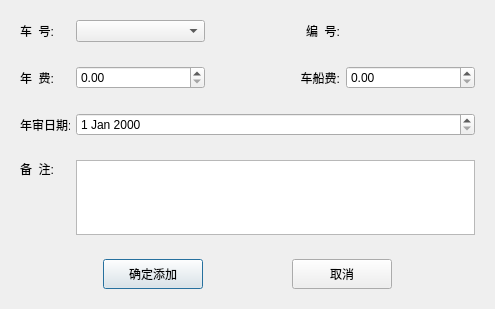
The window that ui/dialog/car/carannualdialog.ui (longcp/CarRentalManagement) describes before a commit, drawn with Qt 5.
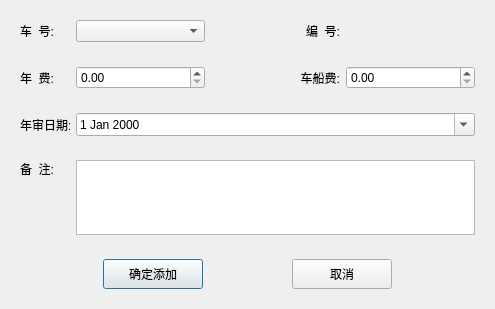
The same window after the commit.

```diff
--- a/ui/dialog/car/carannualdialog.ui
+++ b/ui/dialog/car/carannualdialog.ui
@@ -134,7 +134,11 @@
        </widget>
       </item>
       <item>
-       <widget class="QDateEdit" name="dateDateEdit"/>
+       <widget class="QDateEdit" name="dateDateEdit">
+        <property name="calendarPopup">
+         <bool>true</bool>
+        </property>
+       </widget>
       </item>
      </layout>
     </widget>
```
